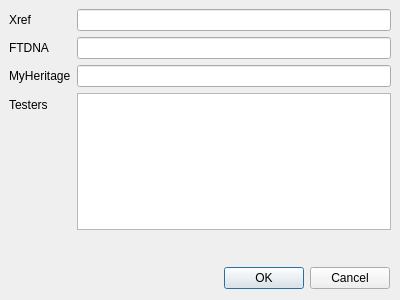
This is UI/add_match.ui in gregersn/gensplorer as Qt 5 draws it before an edit. The edited form follows.
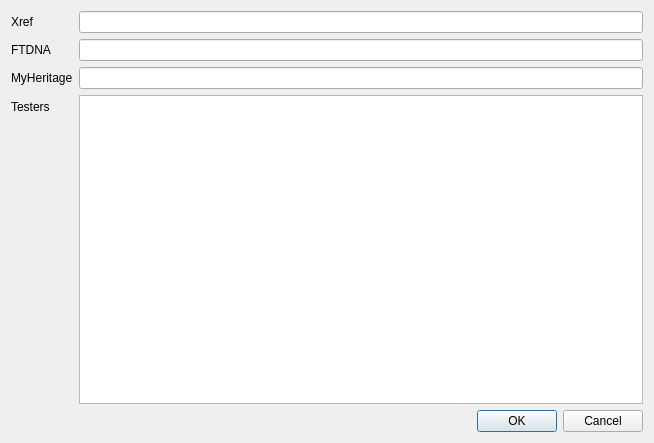
This is the edited form.

The edit to the form file:
```diff
--- a/UI/add_match.ui
+++ b/UI/add_match.ui
@@ -6,38 +6,15 @@
    <rect>
     <x>0</x>
     <y>0</y>
-    <width>400</width>
-    <height>300</height>
+    <width>654</width>
+    <height>443</height>
    </rect>
   </property>
   <property name="windowTitle">
    <string>Dialog</string>
   </property>
-  <widget class="QDialogButtonBox" name="buttonBox">
-   <property name="geometry">
-    <rect>
-     <x>9</x>
-     <y>266</y>
-     <width>381</width>
-     <height>25</height>
-    </rect>
-   </property>
-   <property name="orientation">
-    <enum>Qt::Horizontal</enum>
-   </property>
-   <property name="standardButtons">
-    <set>QDialogButtonBox::Cancel|QDialogButtonBox::Ok</set>
-   </property>
-  </widget>
-  <widget class="QWidget" name="">
-   <property name="geometry">
-    <rect>
-     <x>9</x>
-     <y>9</y>
-     <width>382</width>
-     <height>221</height>
-    </rect>
-   </property>
+  <layout class="QVBoxLayout" name="verticalLayout">
+   <item>
    <layout class="QFormLayout" name="formLayout">
     <item row="0" column="0">
      <widget class="QLabel" name="label">
@@ -80,7 +57,18 @@
      <widget class="QLineEdit" name="inMyheritage"/>
     </item>
    </layout>
-  </widget>
+   </item>
+   <item>
+    <widget class="QDialogButtonBox" name="buttonBox">
+     <property name="orientation">
+      <enum>Qt::Horizontal</enum>
+     </property>
+     <property name="standardButtons">
+      <set>QDialogButtonBox::Cancel|QDialogButtonBox::Ok</set>
+     </property>
+    </widget>
+   </item>
+  </layout>
  </widget>
  <resources/>
  <connections/>
```
Lines whose indentation alone changed are shown as unchanged.
